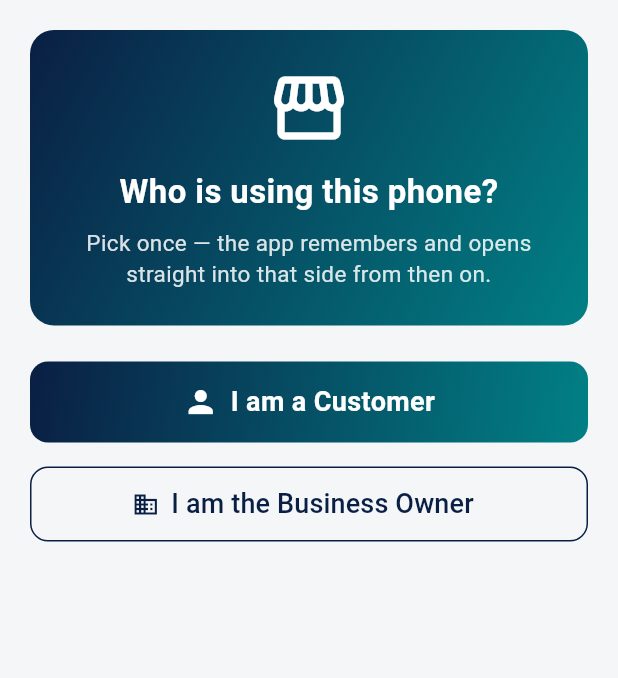
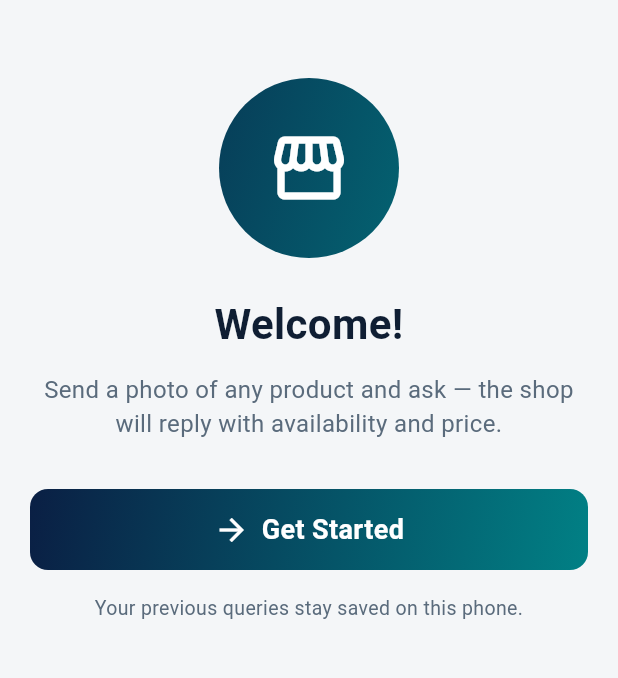
Before and after one commit to saikrishnanewdev/product-enquiry-demo, a Flutter app: the screen it shows after launch, on a phone screen of 412 x 824 dp, the part 84-762 px from its top. Run offline on Flutter 3.47's test engine with Material 3 defaults, Android fonts, the phone set to English and light mode, and no system bars; our stand-ins replace firebase_core, firebase_messaging, flutter_local_notifications, image_picker, local_auth, shared_preferences and 1 more; accounts and stored records are empty.

Commit message:
Round 8: Welcome screen + hidden owner entry, remove role switching (visual flow only)

```diff
--- a/lib/screens/role_gate.dart
+++ b/lib/screens/role_gate.dart
@@ -9,13 +9,16 @@ import 'owner_change_password_screen.dart';
 import 'owner_list_screen.dart';
 import 'owner_login_screen.dart';
 import 'owner_pin_screen.dart';
-import 'role_pick_screen.dart';
+import 'welcome_screen.dart';
 
 /// Root screen: reads the saved role and opens the right portal.
 ///
-/// - No role saved yet -> [RolePickScreen] (choose once).
+/// - No role saved yet -> [WelcomeScreen] (Get Started = customer;
+///   the owner enters through the hidden logo tap).
 /// - Customer -> [CustomerHomeScreen].
 /// - Owner -> [OwnerGate] (PIN, then the enquiries list).
+/// Phones that already saved a role open straight into their portal
+/// — the welcome screen only ever shows on a fresh install.
 class RoleGate extends StatelessWidget {
   const RoleGate({super.key});
 
@@ -66,7 +69,7 @@ class RoleGate extends StatelessWidget {
         return switch (snapshot.data) {
           AppRole.customer => const CustomerHomeScreen(),
           AppRole.owner => const OwnerGate(),
-          _ => const RolePickScreen(),
+          _ => const WelcomeScreen(),
         };
       },
     );
@@ -82,7 +85,7 @@ class RoleGate extends StatelessWidget {
 ///    change before entering.
 /// 3. The 4-digit PIN is the quick unlock after that; the owner
 ///    stays signed in, so the password is not asked every time.
-/// Backing out of any step forgets the role and shows the picker.
+/// Backing out of any step forgets the role and shows the welcome screen.
 class OwnerGate extends StatefulWidget {
   const OwnerGate({super.key});
 
--- a/lib/screens/role_pick_screen.dart
+++ /dev/null
@@ -1,90 +0,0 @@
-import 'package:flutter/material.dart';
-import '../app_role.dart';
-import '../theme.dart';
-import 'customer_home_screen.dart';
-import 'role_gate.dart';
-
-/// First-run screen: "one app, choose role once".
-///
-/// The phone remembers the choice, so from then on the app opens
-/// straight into that portal — the owner never sees the customer
-/// side, and customers never see the owner side.
-class RolePickScreen extends StatelessWidget {
-  const RolePickScreen({super.key});
-
-  Future<void> _pick(BuildContext context, String role) async {
-    await AppRole.setRole(role);
-    if (!context.mounted) return;
-    Navigator.of(context).pushReplacement(
-      MaterialPageRoute(
-        builder: (_) => role == AppRole.owner
-            ? const OwnerGate()
-            : const CustomerHomeScreen(),
-      ),
-    );
-  }
-
-  @override
-  Widget build(BuildContext context) {
-    return Scaffold(
-      appBar: AppTheme.gradientAppBar(
-        title: const Text('Product Enquiry Demo'),
-      ),
-      body: SingleChildScrollView(
-        padding: const EdgeInsets.all(20),
-        child: Column(
-          crossAxisAlignment: CrossAxisAlignment.stretch,
-          children: [
-            Container(
-              padding: const EdgeInsets.all(24),
-              decoration: const BoxDecoration(
-                gradient: AppTheme.headerGradient,
-                borderRadius: BorderRadius.all(Radius.circular(16)),
-              ),
-              child: Column(
-                children: [
-                  const Icon(Icons.storefront, size: 56, color: Colors.white),
-                  const SizedBox(height: 12),
-                  const Text(
-                    'Who is using this phone?',
-                    textAlign: TextAlign.center,
-                    style: TextStyle(
-                      fontSize: 22,
-                      fontWeight: FontWeight.bold,
-                      color: Colors.white,
-                    ),
-                  ),
-                  const SizedBox(height: 8),
-                  Text(
-                    'Pick once — the app remembers and opens straight into that side from then on.',
-                    textAlign: TextAlign.center,
-                    style: TextStyle(
-                      fontSize: 15,
-                      color: Colors.white.withOpacity(0.85),
-                    ),
-                  ),
-                ],
-              ),
-            ),
-            const SizedBox(height: 24),
-            GradientButton(
-              icon: Icons.person,
-              label: 'I am a Customer',
-              onPressed: () => _pick(context, AppRole.customer),
-            ),
-            const SizedBox(height: 16),
-            OutlinedButton.icon(
-              onPressed: () => _pick(context, AppRole.owner),
-              icon: const Icon(Icons.business),
-              label: const Padding(
-                padding: EdgeInsets.symmetric(vertical: 12),
-                child: Text('I am the Business Owner',
-                    style: TextStyle(fontSize: 18)),
-              ),
-            ),
-          ],
-        ),
-      ),
-    );
-  }
-}
--- /dev/null
+++ b/lib/screens/welcome_screen.dart
@@ -0,0 +1,127 @@
+import 'package:flutter/material.dart';
+import '../app_role.dart';
+import '../theme.dart';
+import 'customer_home_screen.dart';
+import 'role_gate.dart';
+
+/// First-run welcome screen: customers get straight in, and the
+/// owner side is nowhere to be seen.
+///
+/// - "Get Started" saves role=customer and opens the customer home.
+///   Next launch the saved role opens the customer home directly,
+///   where "My queries" shows previous questions.
+/// - Tapping the logo 5 times quickly is the (undocumented) owner
+///   entry: it saves role=owner and opens [OwnerGate] (email +
+///   password, then PIN / biometrics). After that the phone opens
+///   straight into the owner side. Finding the hidden entry is not
+///   a hole — the owner login still stands in the way.
+/// There is no role switcher anywhere in the app: the role is set
+/// once, and only reinstalling the app clears it.
+class WelcomeScreen extends StatefulWidget {
+  const WelcomeScreen({super.key});
+
+  @override
+  State<WelcomeScreen> createState() => _WelcomeScreenState();
+}
+
+class _WelcomeScreenState extends State<WelcomeScreen> {
+  int _logoTaps = 0;
+  DateTime? _lastLogoTap;
+
+  Future<void> _getStarted() async {
+    await AppRole.setRole(AppRole.customer);
+    if (!mounted) return;
+    Navigator.of(context).pushReplacement(
+      MaterialPageRoute(builder: (_) => const CustomerHomeScreen()),
+    );
+  }
+
+  Future<void> _openOwner() async {
+    // Save the role first, like the old role picker did: OwnerGate
+    // itself never writes the role. Backing out of the owner login
+    // clears it again (see OwnerGate._backToPicker).
+    await AppRole.setRole(AppRole.owner);
+    if (!mounted) return;
+    Navigator.of(context).pushReplacement(
+      MaterialPageRoute(builder: (_) => const OwnerGate()),
+    );
+  }
+
+  void _onLogoTap() {
+    final now = DateTime.now();
+    if (_lastLogoTap == null ||
+        now.difference(_lastLogoTap!) > const Duration(seconds: 3)) {
+      _logoTaps = 1;
+    } else {
+      _logoTaps++;
+    }
+    _lastLogoTap = now;
+    if (_logoTaps >= 5) {
+      _logoTaps = 0;
+      _openOwner();
+    }
+  }
+
+  @override
+  Widget build(BuildContext context) {
+    return Scaffold(
+      appBar: AppTheme.gradientAppBar(
+        title: const Text('Product Enquiry Demo'),
+      ),
+      body: SingleChildScrollView(
+        padding: const EdgeInsets.all(20),
+        child: Column(
+          crossAxisAlignment: CrossAxisAlignment.stretch,
+          children: [
+            const SizedBox(height: 32),
+            GestureDetector(
+              onTap: _onLogoTap,
+              child: Container(
+                width: 120,
+                height: 120,
+                decoration: const BoxDecoration(
+                  shape: BoxShape.circle,
+                  gradient: AppTheme.headerGradient,
+                ),
+                child: const Icon(
+                  Icons.storefront,
+                  size: 56,
+                  color: Colors.white,
+                ),
+              ),
+            ),
+            const SizedBox(height: 24),
+            const Text(
+              'Welcome!',
+              textAlign: TextAlign.center,
+              style: TextStyle(
+                fontSize: 28,
+                fontWeight: FontWeight.bold,
+                color: AppTheme.heading,
+              ),
+            ),
+            const SizedBox(height: 12),
+            const Text(
+              'Send a photo of any product and ask — the shop will reply '
+              'with availability and price.',
+              textAlign: TextAlign.center,
+              style: TextStyle(fontSize: 16, color: AppTheme.body),
+            ),
+            const SizedBox(height: 32),
+            GradientButton(
+              icon: Icons.arrow_forward,
+              label: 'Get Started',
+              onPressed: _getStarted,
+            ),
+            const SizedBox(height: 16),
+            const Text(
+              'Your previous queries stay saved on this phone.',
+              textAlign: TextAlign.center,
+              style: TextStyle(fontSize: 13, color: AppTheme.body),
+            ),
+          ],
+        ),
+      ),
+    );
+  }
+}
```
Also changed, not shown: lib/app_role.dart (+5 -5 lines), lib/screens/customer_home_screen.dart (+2 -41 lines), lib/screens/owner_list_screen.dart (+2 -16 lines), 1 other file.
